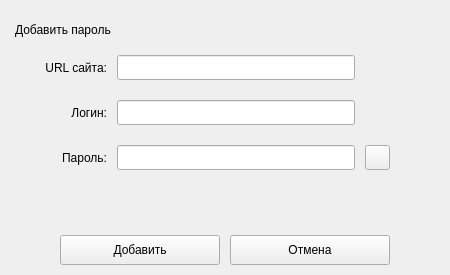
This is core/ui/layout/raw/add_password_popup_widget.ui in akato-the-dragon/Obscura as Qt 5 draws it before an edit. The edited form follows.
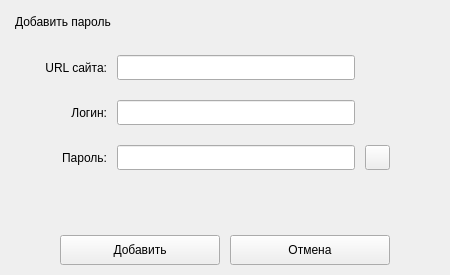
This is the edited form.

The edit to the form file:
```diff
--- a/core/ui/layout/raw/add_password_popup_widget.ui
+++ b/core/ui/layout/raw/add_password_popup_widget.ui
@@ -32,7 +32,7 @@
       <string>Добавить пароль</string>
      </property>
      <property name="alignment">
-      <set>Qt::AlignLeading|Qt::AlignLeft|Qt::AlignVCenter</set>
+      <set>Qt::AlignLeading|Qt::AlignLeft|Qt::AlignTop</set>
      </property>
     </widget>
    </item>
```
